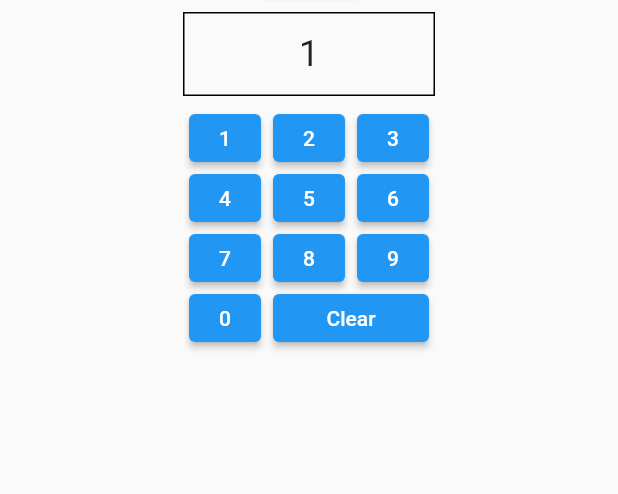
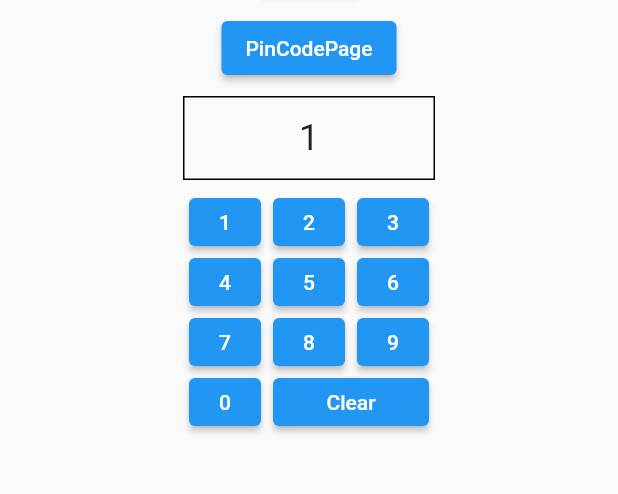
Before and after one commit to tsuyokuro/flutter_test, a Flutter app: the screen it shows after launch, after a tap on an icon or button, on a phone screen of 412 x 824 dp, the part 396-890 px from its top. Run offline on Flutter 3.47's test engine with Material 2 defaults, Android fonts, the phone set to English and light mode, and no system bars; our stand-ins replace flutter_riverpod.

Commit message:
Add PinCodePage

```diff
--- a/lib/main.dart
+++ b/lib/main.dart
@@ -1,5 +1,8 @@
 import 'package:flutter/material.dart';
 import 'package:flutter_riverpod/flutter_riverpod.dart';
+import 'view_model/pincode_notifier.dart';
+import 'ui_component/ten_key.dart';
+import "view/pincode_page.dart";
 
 void main() {
   runApp(const ProviderScope(child: MyApp()));
@@ -30,18 +33,8 @@ final userInfoProvider =
   return UserInfoNotifier();
 });
 
-// PIN Code
-class PinCodeNotifier extends StateNotifier<String> {
-  PinCodeNotifier() : super("");
-
-  void newState(String s) {
-    state = s;
-  }
-
-  String getState() => state;
-}
-
-final pinCodeProvider = StateNotifierProvider<PinCodeNotifier, String>((ref) {
+final pinCodeNotifierProvider =
+    StateNotifierProvider<PinCodeNotifier, String>((ref) {
   return PinCodeNotifier();
 });
 
@@ -163,9 +156,18 @@ class MyBody extends StatelessWidget {
 
       const SizedBox(height: 8),
 
+      ElevatedButton(
+          onPressed: () {
+            Navigator.push(context,
+                MaterialPageRoute(builder: (context) => const PinCodePage()));
+          },
+          child: const Text("PinCodePage")),
+
+      const SizedBox(height: 8),
+
       Consumer(
         builder: (context, ref, child) {
-          String s = ref.watch(pinCodeProvider);
+          String s = ref.watch(pinCodeNotifierProvider);
           return SizedBox(
             width: 56 * 3,
             height: 56,
@@ -189,93 +191,9 @@ class MyBody extends StatelessWidget {
       const SizedBox(height: 8),
 
       Consumer(builder: ((context, ref, _) {
-        var notifier = ref.read(pinCodeProvider.notifier);
+        var notifier = ref.read(pinCodeNotifierProvider.notifier);
         return TenKey(pinCodeNotifier: notifier);
       })),
     ]));
   }
 }
-
-class TenKey extends StatelessWidget {
-  final List<int> keys = <int>[];
-  final PinCodeNotifier pinCodeNotifier;
-
-  // Diemtions
-  static double btnPadding = 4;
-  static double btnW = 48;
-  static double btnH = 32;
-  static double btnTerritoryW = btnW + btnPadding * 2;
-  static double btnTerritoryH = btnH + btnPadding * 2;
-  static double padW = btnTerritoryW * 3;
-  static double padH = btnTerritoryH * 4;
-
-  TenKey({super.key, bool random = false, required this.pinCodeNotifier}) {
-    keys.clear();
-    for (int i = 1; i <= 10; i++) {
-      keys.add(i % 10);
-    }
-
-    if (random) {}
-  }
-
-  @override
-  Widget build(BuildContext context) {
-    List<Widget> lines = <Widget>[];
-
-    int cnt = 0;
-
-    for (int y = 0; y < 4; y++) {
-      List<Widget> line = <Widget>[];
-
-      for (int x = 0; x < 3 && cnt < 10; x++) {
-        int idx = cnt;
-
-        line.add(SizedBox(
-          width: btnTerritoryW,
-          height: btnTerritoryH,
-          child: Padding(
-            padding: EdgeInsets.all(btnPadding),
-            child: ElevatedButton(
-                onPressed: () {
-                  String s = pinCodeNotifier.getState();
-                  if (s.length < 4) {
-                    pinCodeNotifier.newState("$s${keys[idx]}");
-                  }
-                },
-                child: Text("${keys[idx]}")),
-          ),
-        ));
-
-        cnt++;
-      }
-
-      if (cnt == 10) {
-        line.add(SizedBox(
-          width: btnTerritoryW * 2,
-          height: btnTerritoryH,
-          child: Padding(
-            padding: EdgeInsets.all(btnPadding),
-            child: ElevatedButton(
-                onPressed: () {
-                  pinCodeNotifier.newState("");
-                },
-                child: const Text("Clear")),
-          ),
-        ));
-      }
-
-      lines.add(Row(
-        crossAxisAlignment: CrossAxisAlignment.center,
-        children: line,
-      ));
-    }
-
-    return SizedBox(
-      width: padW,
-      height: padH,
-      child: Column(
-        children: lines,
-      ),
-    );
-  }
-}
--- /dev/null
+++ b/lib/ui_component/ten_key.dart
@@ -0,0 +1,86 @@
+import 'package:flutter/material.dart';
+import '../view_model/pincode_notifier.dart';
+
+class TenKey extends StatelessWidget {
+  final List<int> keys = <int>[];
+  final PinCodeNotifier pinCodeNotifier;
+
+  // Diemtions
+  static double btnPadding = 4;
+  static double btnW = 48;
+  static double btnH = 32;
+  static double btnTerritoryW = btnW + btnPadding * 2;
+  static double btnTerritoryH = btnH + btnPadding * 2;
+  static double padW = btnTerritoryW * 3;
+  static double padH = btnTerritoryH * 4;
+
+  TenKey({super.key, bool random = false, required this.pinCodeNotifier}) {
+    keys.clear();
+    for (int i = 1; i <= 10; i++) {
+      keys.add(i % 10);
+    }
+
+    if (random) {}
+  }
+
+  @override
+  Widget build(BuildContext context) {
+    List<Widget> lines = <Widget>[];
+
+    int cnt = 0;
+
+    for (int y = 0; y < 4; y++) {
+      List<Widget> line = <Widget>[];
+
+      for (int x = 0; x < 3 && cnt < 10; x++) {
+        int idx = cnt;
+
+        line.add(SizedBox(
+          width: btnTerritoryW,
+          height: btnTerritoryH,
+          child: Padding(
+            padding: EdgeInsets.all(btnPadding),
+            child: ElevatedButton(
+                onPressed: () {
+                  String s = pinCodeNotifier.getState();
+                  if (s.length < 4) {
+                    pinCodeNotifier.newState("$s${keys[idx]}");
+                  }
+                },
+                child: Text("${keys[idx]}")),
+          ),
+        ));
+
+        cnt++;
+      }
+
+      if (cnt == 10) {
+        line.add(SizedBox(
+          width: btnTerritoryW * 2,
+          height: btnTerritoryH,
+          child: Padding(
+            padding: EdgeInsets.all(btnPadding),
+            child: ElevatedButton(
+                onPressed: () {
+                  pinCodeNotifier.newState("");
+                },
+                child: const Text("Clear")),
+          ),
+        ));
+      }
+
+      lines.add(Row(
+        crossAxisAlignment: CrossAxisAlignment.center,
+        children: line,
+      ));
+    }
+
+    return SizedBox(
+      width: padW,
+      height: padH,
+      child: Column(
+        children: lines,
+      ),
+    );
+  }
+}
--- /dev/null
+++ b/lib/view_model/pincode_notifier.dart
@@ -0,0 +1,12 @@
+import 'package:flutter_riverpod/flutter_riverpod.dart';
+
+// PIN Code
+class PinCodeNotifier extends StateNotifier<String> {
+  PinCodeNotifier() : super("");
+
+  void newState(String s) {
+    state = s;
+  }
+
+  String getState() => state;
+}
```
Also changed, not shown: lib/view/pincode_page.dart (added, +63 -0 lines).
